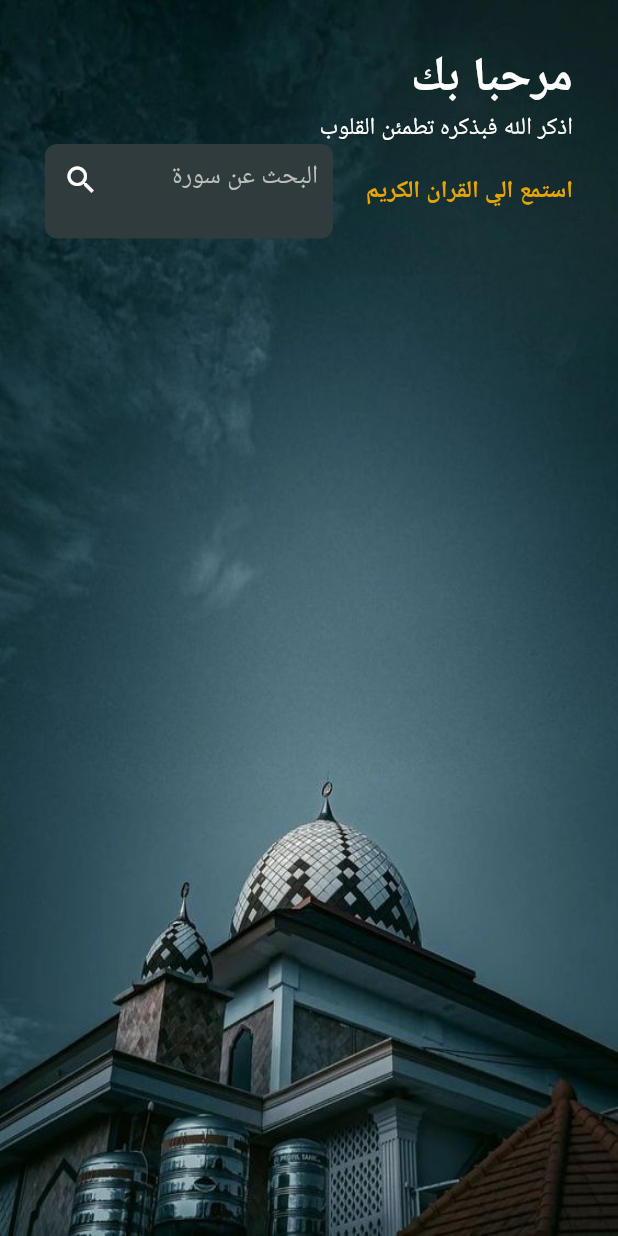
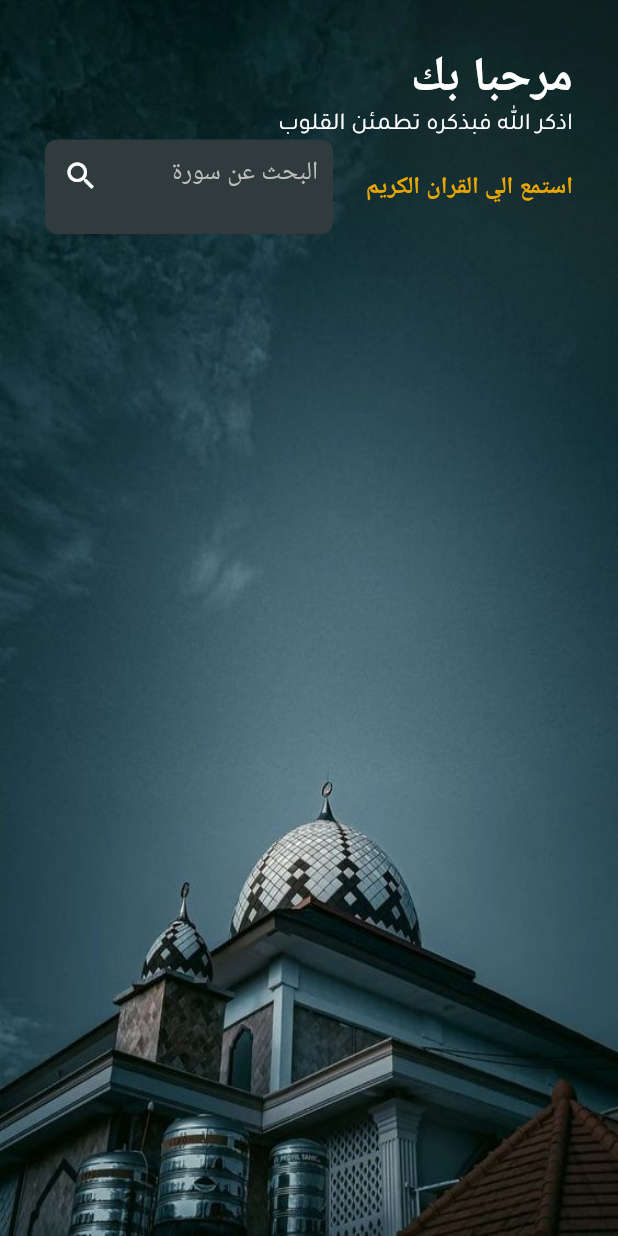
Before and after one commit to Mohamed-Abdel-Rahem/quran, a Flutter app: the screen it shows after launch, on a phone screen of 412 x 824 dp. Run offline on Flutter 3.47's test engine with Material 3 defaults, Android fonts, the phone set to English and light mode, and no system bars; our stand-ins replace firebase_core; accounts and stored records are empty.

Commit message:
initalize font in pubspec.yamal

```diff
--- a/lib/screens/quran_page.dart
+++ b/lib/screens/quran_page.dart
@@ -54,6 +54,7 @@ class QuranPage extends StatelessWidget {
                         fontSize: 16,
                         fontWeight: FontWeight.w500,
                         color: Colors.white,
+                        fontFamily: 'Tajawal',
                       ),
                     ),
                   ),
```
Also changed, not shown: pubspec.yaml (+4 -4 lines).
